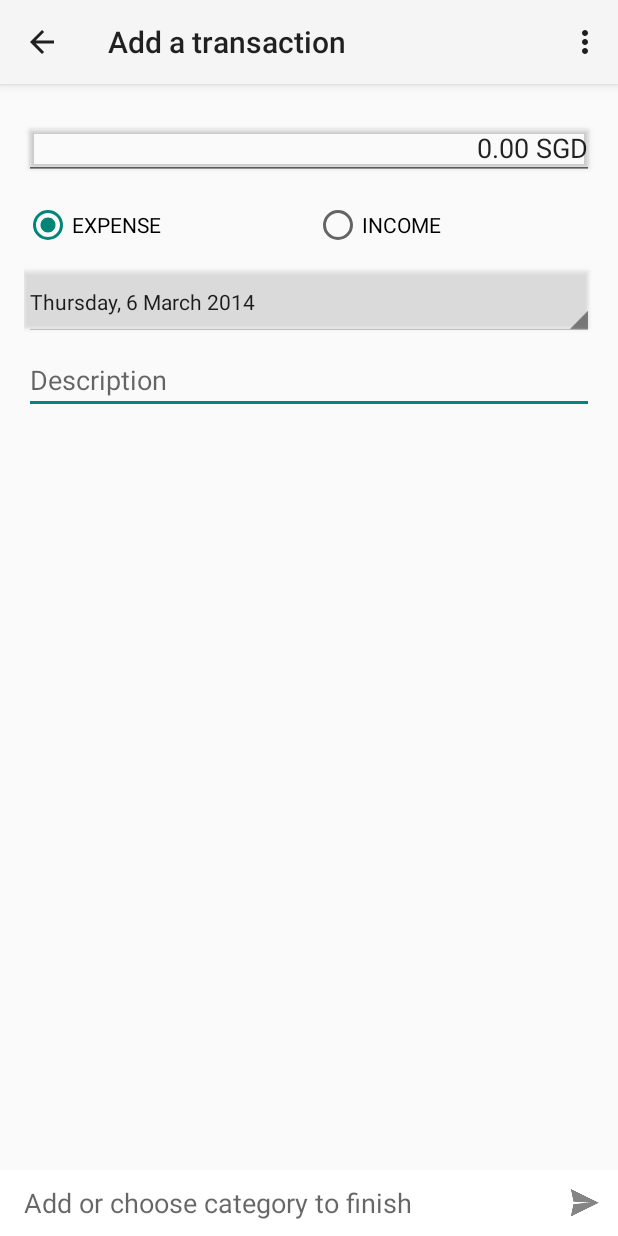
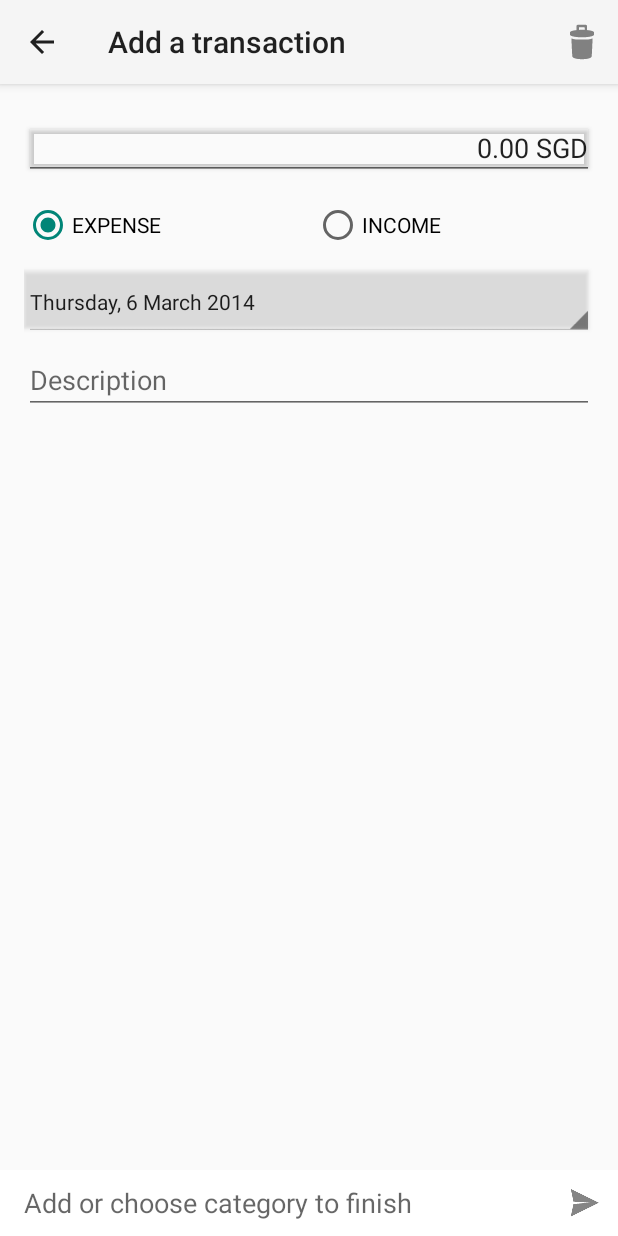
Before and after one commit to Lunion/Jotty, an Android app: the RecordActivity screen opened directly, with no data from a screen before it, on a phone screen of 412 x 824 dp. Run offline under Robolectric (Android 15) with nearby library versions, the phone set to English and light mode, and no system bars; libraries missing offline, so code that uses them is left out: com.doomonafireball.betterpickers; 3 statements that could not run were skipped.

Commit message:
Added delete function for new and existing transactions. Fixed focus issues in record fragment

```diff
--- a/JotCash/src/main/AndroidManifest.xml
+++ b/JotCash/src/main/AndroidManifest.xml
@@ -24,6 +24,7 @@
             android:authorities="com.lawenlerk.jotcash.provider" />
 
         <activity
+            android:windowSoftInputMode="adjustPan"
             android:name="com.lawenlerk.jotcash.RecordActivity"
             android:label="@string/add_a_transaction"
             android:parentActivityName="com.lawenlerk.jotcash.MainActivity">
--- a/JotCash/src/main/java/com/lawenlerk/jotcash/RecordActivity.java
+++ b/JotCash/src/main/java/com/lawenlerk/jotcash/RecordActivity.java
@@ -32,7 +32,6 @@ public class RecordActivity extends ActionBarActivity {
 
     @Override
     public boolean onCreateOptionsMenu(Menu menu) {
-
         // Inflate the menu; this adds items to the action bar if it is present.
         getMenuInflater().inflate(R.menu.record, menu);
         return true;
@@ -44,7 +43,8 @@ public class RecordActivity extends ActionBarActivity {
         // automatically handle clicks on the Home/Up button, so long
         // as you specify a parent activity in AndroidManifest.xml.
         int id = item.getItemId();
-        if (id == R.id.action_settings) {
+        if (id == R.id.action_delete) {
+            recordFragment.deleteTransaction();
             return true;
         }
         return super.onOptionsItemSelected(item);
--- a/JotCash/src/main/java/com/lawenlerk/jotcash/provider/EntriesProvider.java
+++ b/JotCash/src/main/java/com/lawenlerk/jotcash/provider/EntriesProvider.java
@@ -77,9 +77,10 @@ public class EntriesProvider extends ContentProvider {
                 throw new IllegalArgumentException("Unknown URI: " + uri);
         }
 
+        Log.v(EntriesProvider.class.getName(), "Starting query");
         Cursor cursor = queryBuilder.query(database, projection, selection, selectionArgs, groupBy, null, sortOrder);
+        Log.v(EntriesProvider.class.getName(), "Queried from the database");
         Log.d("EntriesProvider", Integer.toString(cursor.getCount()));
-        Log.v("EntriesProvider", "Queried from the database");
         cursor.setNotificationUri(getContext().getContentResolver(), uri);
 
         return cursor;
--- a/JotCash/src/main/res/layout-v14/record_fragment.xml
+++ b/JotCash/src/main/res/layout-v14/record_fragment.xml
@@ -1,5 +1,7 @@
 <RelativeLayout xmlns:android="http://schemas.android.com/apk/res/android"
     android:id="@+id/record_fragment"
+    android:focusable="true"
+    android:focusableInTouchMode="true"
     android:layout_width="match_parent"
     android:layout_height="match_parent">
 
--- a/JotCash/src/main/res/menu/record.xml
+++ b/JotCash/src/main/res/menu/record.xml
@@ -3,8 +3,9 @@
     xmlns:tools="http://schemas.android.com/tools"
     tools:context="com.lawenlerk.jotcash.RecordActivity" >
 
-    <item android:id="@+id/action_settings"
-        android:title="@string/action_settings"
-        android:orderInCategory="100"
-        app:showAsAction="never" />
+    <item
+        android:id="@+id/action_delete"
+        android:title="@string/action_delete"
+        android:icon="@drawable/ic_action_discard"
+        app:showAsAction="always" />
 </menu>
--- a/JotCash/src/main/res/values/strings.xml
+++ b/JotCash/src/main/res/values/strings.xml
@@ -27,5 +27,6 @@
     <string name="category_prompt">Please enter a category</string>
     <string name="description">Description</string>
     <string name="add">Add</string>
+    <string name="action_delete">Delete</string>
 
 </resources>
```
Also changed, not shown: JotCash/src/main/java/com/lawenlerk/jotcash/RecordFragment.java (+11 -3 lines), JotCash/src/main/res/drawable-hdpi/ic_action_discard.png (added), JotCash/src/main/res/drawable-mdpi/ic_action_discard.png (added), JotCash/src/main/res/drawable-xhdpi/ic_action_discard.png (added), JotCash/src/main/res/drawable-xxhdpi/ic_action_discard.png (added).
